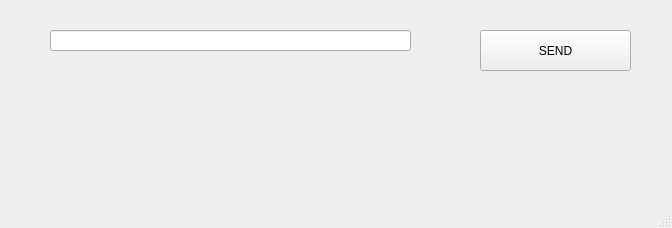
Before: the Qt Designer form apps/qircgui/mainwindow.ui in VugluskrDevNull/tcpbegin, drawn with Qt 5.
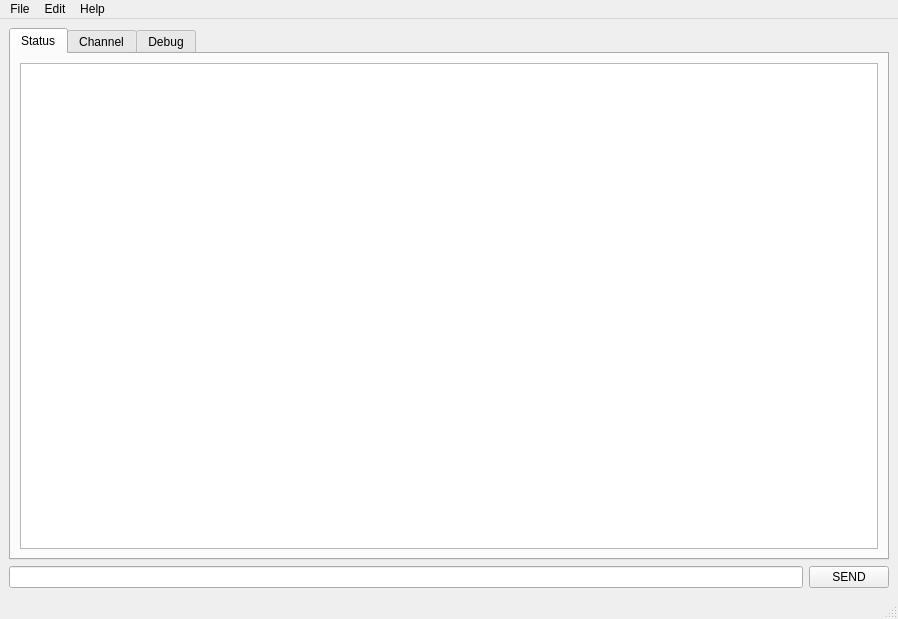
After: the same form once the commit is applied.

What changed in the file:
```diff
--- a/apps/qircgui/mainwindow.ui
+++ b/apps/qircgui/mainwindow.ui
@@ -6,49 +6,135 @@
    <rect>
     <x>0</x>
     <y>0</y>
-    <width>672</width>
-    <height>228</height>
+    <width>898</width>
+    <height>619</height>
    </rect>
   </property>
+  <property name="sizePolicy">
+   <sizepolicy hsizetype="Expanding" vsizetype="Expanding">
+    <horstretch>1</horstretch>
+    <verstretch>1</verstretch>
+   </sizepolicy>
+  </property>
   <property name="windowTitle">
    <string>MainWindow</string>
   </property>
   <widget class="QWidget" name="centralwidget">
-   <widget class="QPushButton" name="pushButton">
-    <property name="geometry">
-     <rect>
-      <x>480</x>
-      <y>30</y>
-      <width>151</width>
-      <height>41</height>
-     </rect>
-    </property>
-    <property name="text">
-     <string>SEND</string>
-    </property>
-   </widget>
-   <widget class="QLineEdit" name="lineEdit">
-    <property name="geometry">
-     <rect>
-      <x>50</x>
-      <y>30</y>
-      <width>361</width>
-      <height>21</height>
-     </rect>
-    </property>
-   </widget>
+   <property name="sizePolicy">
+    <sizepolicy hsizetype="Expanding" vsizetype="Expanding">
+     <horstretch>1</horstretch>
+     <verstretch>1</verstretch>
+    </sizepolicy>
+   </property>
+   <layout class="QGridLayout" name="gridLayout_2">
+    <item row="0" column="0" colspan="2">
+     <layout class="QHBoxLayout" name="horizontalLayout">
+      <item>
+       <widget class="QTabWidget" name="tabWidget">
+        <property name="sizePolicy">
+         <sizepolicy hsizetype="Expanding" vsizetype="Expanding">
+          <horstretch>0</horstretch>
+          <verstretch>0</verstretch>
+         </sizepolicy>
+        </property>
+        <property name="toolTip">
+         <string>&lt;html&gt;&lt;head/&gt;&lt;body&gt;&lt;p&gt;Status&lt;/p&gt;&lt;/body&gt;&lt;/html&gt;</string>
+        </property>
+        <property name="currentIndex">
+         <number>0</number>
+        </property>
+        <widget class="QWidget" name="statusTab">
+         <attribute name="title">
+          <string>Status</string>
+         </attribute>
+         <layout class="QGridLayout" name="gridLayout">
+          <item row="0" column="0">
+           <widget class="QPlainTextEdit" name="statusLogView">
+            <property name="readOnly">
+             <bool>true</bool>
+            </property>
+           </widget>
+          </item>
+         </layout>
+        </widget>
+        <widget class="QWidget" name="channelTab">
+         <attribute name="title">
+          <string>Channel</string>
+         </attribute>
+         <layout class="QVBoxLayout" name="verticalLayout">
+          <item>
+           <widget class="QPlainTextEdit" name="channelLogView"/>
+          </item>
+         </layout>
+        </widget>
+        <widget class="QWidget" name="debugTab">
+         <attribute name="title">
+          <string>Debug</string>
+         </attribute>
+         <layout class="QGridLayout" name="gridLayout_3">
+          <item row="0" column="0">
+           <widget class="QPlainTextEdit" name="debugLogView"/>
+          </item>
+         </layout>
+        </widget>
+       </widget>
+      </item>
+     </layout>
+    </item>
+    <item row="1" column="0">
+     <widget class="QLineEdit" name="userInputEdit"/>
+    </item>
+    <item row="1" column="1">
+     <widget class="QPushButton" name="sendButton">
+      <property name="text">
+       <string>SEND</string>
+      </property>
+     </widget>
+    </item>
+   </layout>
   </widget>
   <widget class="QMenuBar" name="menubar">
    <property name="geometry">
     <rect>
      <x>0</x>
      <y>0</y>
-     <width>672</width>
-     <height>18</height>
+     <width>898</width>
+     <height>20</height>
     </rect>
    </property>
+   <widget class="QMenu" name="menuqircgui">
+    <property name="title">
+     <string>File</string>
+    </property>
+    <addaction name="actionQuit"/>
+   </widget>
+   <widget class="QMenu" name="menuHelp">
+    <property name="title">
+     <string>Help</string>
+    </property>
+   </widget>
+   <widget class="QMenu" name="menuEdit">
+    <property name="title">
+     <string>Edit</string>
+    </property>
+   </widget>
+   <addaction name="menuqircgui"/>
+   <addaction name="menuEdit"/>
+   <addaction name="menuHelp"/>
   </widget>
-  <widget class="QStatusBar" name="statusbar"/>
+  <widget class="QStatusBar" name="statusbar">
+   <property name="sizePolicy">
+    <sizepolicy hsizetype="MinimumExpanding" vsizetype="Preferred">
+     <horstretch>0</horstretch>
+     <verstretch>0</verstretch>
+    </sizepolicy>
+   </property>
+  </widget>
+  <action name="actionQuit">
+   <property name="text">
+    <string>Quit</string>
+   </property>
+  </action>
  </widget>
  <resources/>
  <connections/>
```
Left out of the diff: 2 changed lines with no effect on the pictures.
